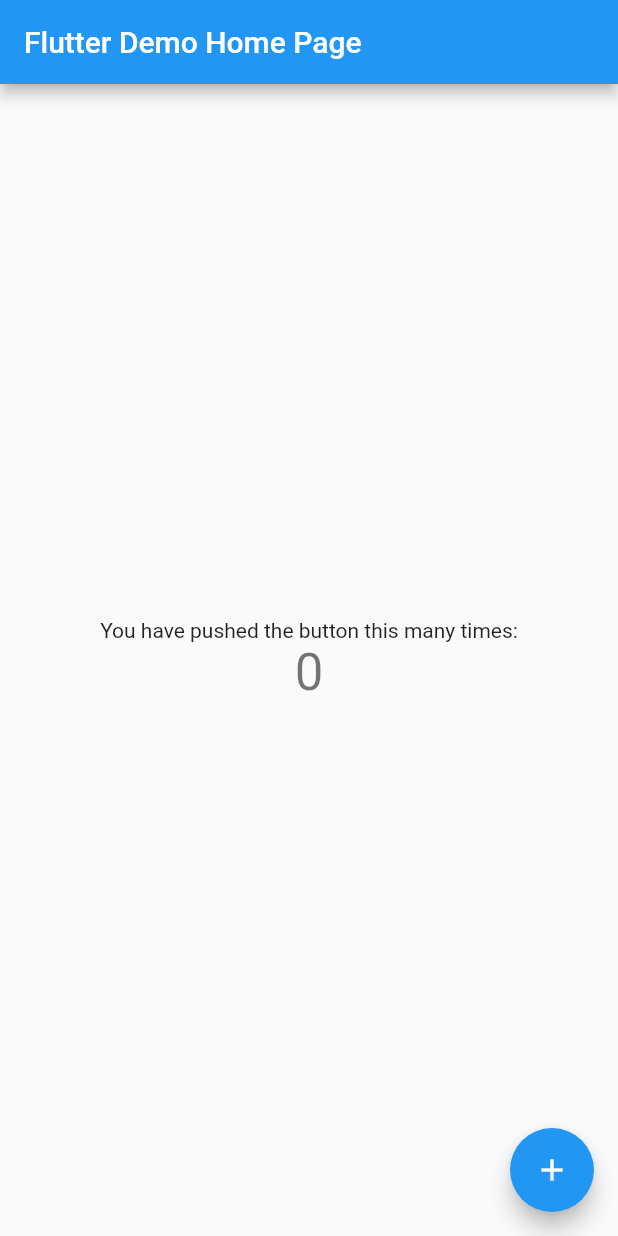
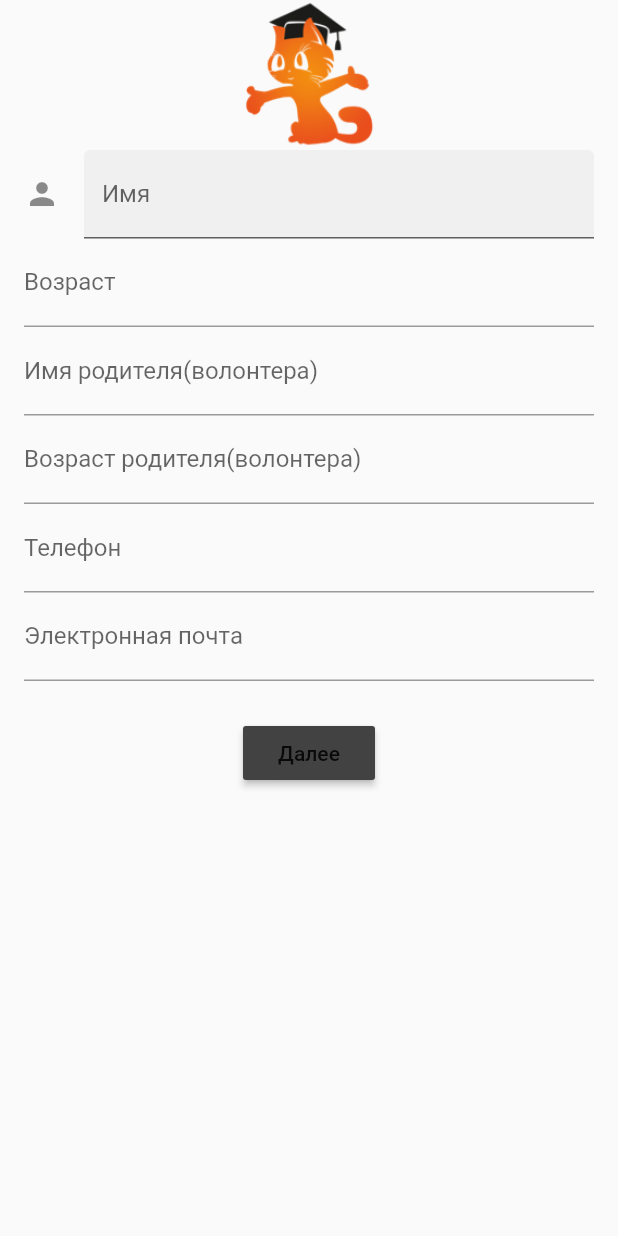
Before and after one commit to Saik0s/LifeAcademy-Flutter, a Flutter app: the screen it shows after launch, on a phone screen of 412 x 824 dp. Run offline on Flutter 3.47's test engine with Material 2 defaults, Android fonts, the phone set to English and light mode, and no system bars.

Commit message:
Added first screen

```diff
--- /dev/null
+++ b/lib/app.dart
@@ -0,0 +1,110 @@
+import 'package:flutter/material.dart';
+import 'package:life_academy/theme.dart';
+import 'package:life_academy/scenes/home_screen.dart';
+
+class LifeAcademyApp extends StatelessWidget {
+  @override
+  Widget build(BuildContext context) {
+    return new MaterialApp(
+      title: 'Flutter Demo',
+      theme: LifeAcademyTheme.theme,
+      home: new MyHomePage(header: 'Flutter Demo Home Page'),
+    );
+  }
+}
+
+class PersonData {
+  String name = '';
+  String age = '';
+  String parentName = '';
+  String parentAge = '';
+  String phone = '';
+  String email = '';
+}
+
+class MyHomePage extends StatefulWidget {
+  MyHomePage({Key key, this.header}) : super(key: key);
+
+  final String header;
+
+  @override
+  _MyHomePageState createState() => new _MyHomePageState();
+}
+
+class _MyHomePageState extends State<MyHomePage> {
+  PersonData person = new PersonData();
+
+  final GlobalKey<FormState> _formKey = new GlobalKey<FormState>();
+
+  _onNext() {
+    final FormState form = _formKey.currentState;
+    form.save();
+    Navigator.of(context).push(new MaterialPageRoute(builder: (_) {
+      return new HomeScreen();
+    }));
+  }
+
+  @override
+  Widget build(BuildContext context) {
+    return new Scaffold(
+      // appBar: new AppBar(
+      //   title: new Text(widget.header),
+      // ),
+      body: new SafeArea(
+        top: false,
+        bottom: false,
+        child: new Form(
+            key: _formKey,
+            child: new SingleChildScrollView(
+              padding: const EdgeInsets.symmetric(horizontal: 16.0),
+              child: new Column(
+                crossAxisAlignment: CrossAxisAlignment.stretch,
+                children: <Widget>[
+                  new Image(
+                      image: new AssetImage('resources/images/logo.png'),
+                      height: 100.0),
+                  new TextFormField(
+                    decoration: const InputDecoration(
+                      border: const UnderlineInputBorder(),
+                      filled: true,
+                      icon: const Icon(Icons.person),
+                      hintText: 'Как тебя зовут?',
+                      labelText: 'Имя',
+                    ),
+                  ),
+                  new TextFormField(
+                    decoration: new InputDecoration(labelText: "Возраст"),
+                  ),
+                  new TextFormField(
+                    decoration: new InputDecoration(
+                        labelText: "Имя родителя(волонтера)"),
+                  ),
+                  new TextFormField(
+                    decoration: new InputDecoration(
+                        labelText: "Возраст родителя(волонтера)"),
+                  ),
+                  new TextFormField(
+                    decoration: new InputDecoration(labelText: "Телефон"),
+                  ),
+                  new TextFormField(
+                    decoration:
+                        new InputDecoration(labelText: "Электронная почта"),
+                    keyboardType: TextInputType.emailAddress,
+                    onSaved: (String value) {
+                      person.email = value;
+                    },
+                  ),
+                  const SizedBox(height: 24.0),
+                  new Center(
+                    child: new RaisedButton(
+                      child: new Text('Далее'),
+                      onPressed: _onNext,
+                    ),
+                  ),
+                ],
+              ),
+            )),
+      ),
+    );
+  }
+}
--- a/lib/main.dart
+++ b/lib/main.dart
@@ -1,109 +1,4 @@
 import 'package:flutter/material.dart';
+import 'package:life_academy/app.dart';
 
-void main() => runApp(new MyApp());
-
-class MyApp extends StatelessWidget {
-  // This widget is the root of your application.
-  @override
-  Widget build(BuildContext context) {
-    return new MaterialApp(
-      title: 'Flutter Demo',
-      theme: new ThemeData(
-        // This is the theme of your application.
-        //
-        // Try running your application with "flutter run". You'll see the
-        // application has a blue toolbar. Then, without quitting the app, try
-        // changing the primarySwatch below to Colors.green and then invoke
-        // "hot reload" (press "r" in the console where you ran "flutter run",
-        // or press Run > Flutter Hot Reload in IntelliJ). Notice that the
-        // counter didn't reset back to zero; the application is not restarted.
-        primarySwatch: Colors.blue,
-      ),
-      home: new MyHomePage(title: 'Flutter Demo Home Page'),
-    );
-  }
-}
-
-class MyHomePage extends StatefulWidget {
-  MyHomePage({Key key, this.title}) : super(key: key);
-
-  // This widget is the home page of your application. It is stateful, meaning
-  // that it has a State object (defined below) that contains fields that affect
-  // how it looks.
-
-  // This class is the configuration for the state. It holds the values (in this
-  // case the title) provided by the parent (in this case the App widget) and
-  // used by the build method of the State. Fields in a Widget subclass are
-  // always marked "final".
-
-  final String title;
-
-  @override
-  _MyHomePageState createState() => new _MyHomePageState();
-}
-
-class _MyHomePageState extends State<MyHomePage> {
-  int _counter = 0;
-
-  void _incrementCounter() {
-    setState(() {
-      // This call to setState tells the Flutter framework that something has
-      // changed in this State, which causes it to rerun the build method below
-      // so that the display can reflect the updated values. If we changed
-      // _counter without calling setState(), then the build method would not be
-      // called again, and so nothing would appear to happen.
-      _counter++;
-    });
-  }
-
-  @override
-  Widget build(BuildContext context) {
-    // This method is rerun every time setState is called, for instance as done
-    // by the _incrementCounter method above.
-    //
-    // The Flutter framework has been optimized to make rerunning build methods
-    // fast, so that you can just rebuild anything that needs updating rather
-    // than having to individually change instances of widgets.
-    return new Scaffold(
-      appBar: new AppBar(
-        // Here we take the value from the MyHomePage object that was created by
-        // the App.build method, and use it to set our appbar title.
-        title: new Text(widget.title),
-      ),
-      body: new Center(
-        // Center is a layout widget. It takes a single child and positions it
-        // in the middle of the parent.
-        child: new Column(
-          // Column is also layout widget. It takes a list of children and
-          // arranges them vertically. By default, it sizes itself to fit its
-          // children horizontally, and tries to be as tall as its parent.
-          //
-          // Invoke "debug paint" (press "p" in the console where you ran
-          // "flutter run", or select "Toggle Debug Paint" from the Flutter tool
-          // window in IntelliJ) to see the wireframe for each widget.
-          //
-          // Column has various properties to control how it sizes itself and
-          // how it positions its children. Here we use mainAxisAlignment to
-          // center the children vertically; the main axis here is the vertical
-          // axis because Columns are vertical (the cross axis would be
-          // horizontal).
-          mainAxisAlignment: MainAxisAlignment.center,
-          children: <Widget>[
-            new Text(
-              'You have pushed the button this many times:',
-            ),
-            new Text(
-              '$_counter',
-              style: Theme.of(context).textTheme.display1,
-            ),
-          ],
-        ),
-      ),
-      floatingActionButton: new FloatingActionButton(
-        onPressed: _incrementCounter,
-        tooltip: 'Increment',
-        child: new Icon(Icons.add),
-      ), // This trailing comma makes auto-formatting nicer for build methods.
-    );
-  }
-}
+void main() => runApp(new LifeAcademyApp());
--- /dev/null
+++ b/lib/scenes/home_screen.dart
@@ -0,0 +1,13 @@
+import 'package:flutter/material.dart';
+
+class HomeScreen extends StatefulWidget {
+  @override
+  _HomeScreenState createState() => new _HomeScreenState();
+}
+
+class _HomeScreenState extends State<HomeScreen> {
+  @override
+  Widget build(BuildContext context) {
+    return new Container();
+  }
+}
--- /dev/null
+++ b/lib/scenes/join_screen.dart
@@ -0,0 +1,13 @@
+import 'package:flutter/material.dart';
+
+class JoinScreen extends StatefulWidget {
+  @override
+  _JoinScreenState createState() => new _JoinScreenState();
+}
+
+class _JoinScreenState extends State<JoinScreen> {
+  @override
+  Widget build(BuildContext context) {
+    return new Container();
+  }
+}
--- /dev/null
+++ b/lib/theme.dart
@@ -0,0 +1,18 @@
+import 'package:flutter/material.dart';
+
+class LifeAcademyTheme {
+  static get theme {
+    final originalTextTheme = new ThemeData.dark().textTheme;
+    final originalBody1 = originalTextTheme.body1;
+
+    return new ThemeData.light().copyWith(
+        primaryColor: Colors.grey[800],
+        accentColor: Colors.cyan[300],
+        buttonColor: Colors.grey[800],
+        textSelectionColor: Colors.cyan[100],
+        backgroundColor: Colors.grey[800],
+        textTheme: originalTextTheme.copyWith(
+            body1:
+                originalBody1.copyWith(decorationColor: Colors.transparent)));
+  }
+}
--- a/pubspec.yaml
+++ b/pubspec.yaml
@@ -26,9 +26,8 @@ flutter:
   uses-material-design: true
 
   # To add assets to your application, add an assets section, like this:
-  # assets:
-  #  - images/a_dot_burr.jpeg
-  #  - images/a_dot_ham.jpeg
+  assets:
+   - resources/images/logo.png
 
   # An image asset can refer to one or more resolution-specific "variants", see
   # https://flutter.io/assets-and-images/#resolution-aware.
```
Also changed, not shown: lib/data/player_entity.dart (added), lib/domain/app_state.dart (added), resources/images/logo.png (added), 1 other file.
